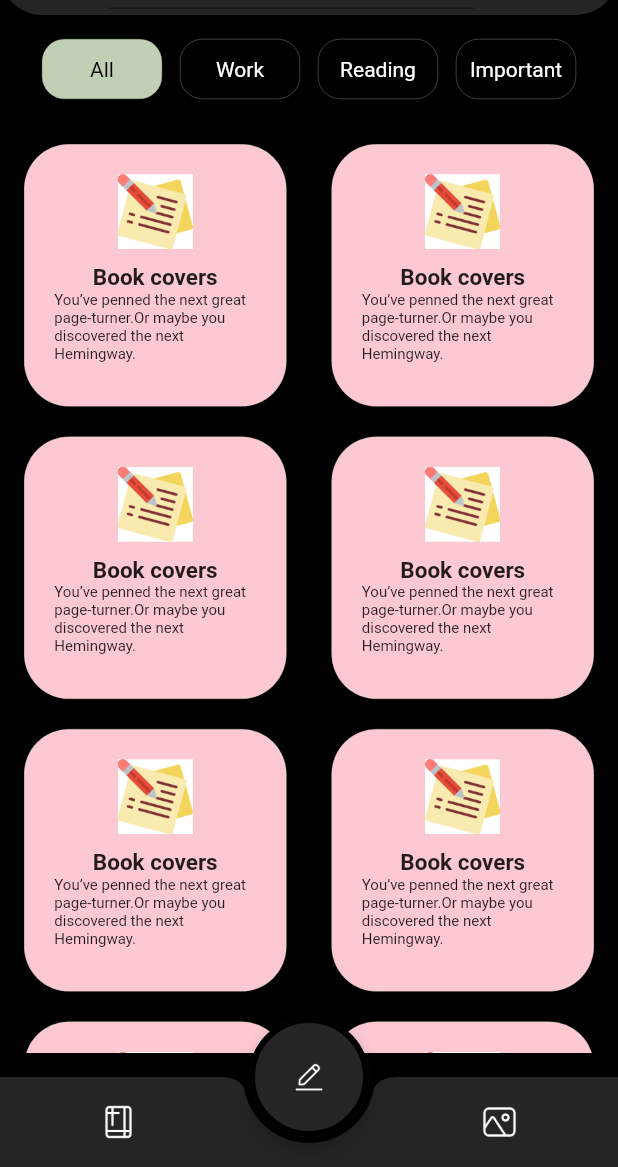
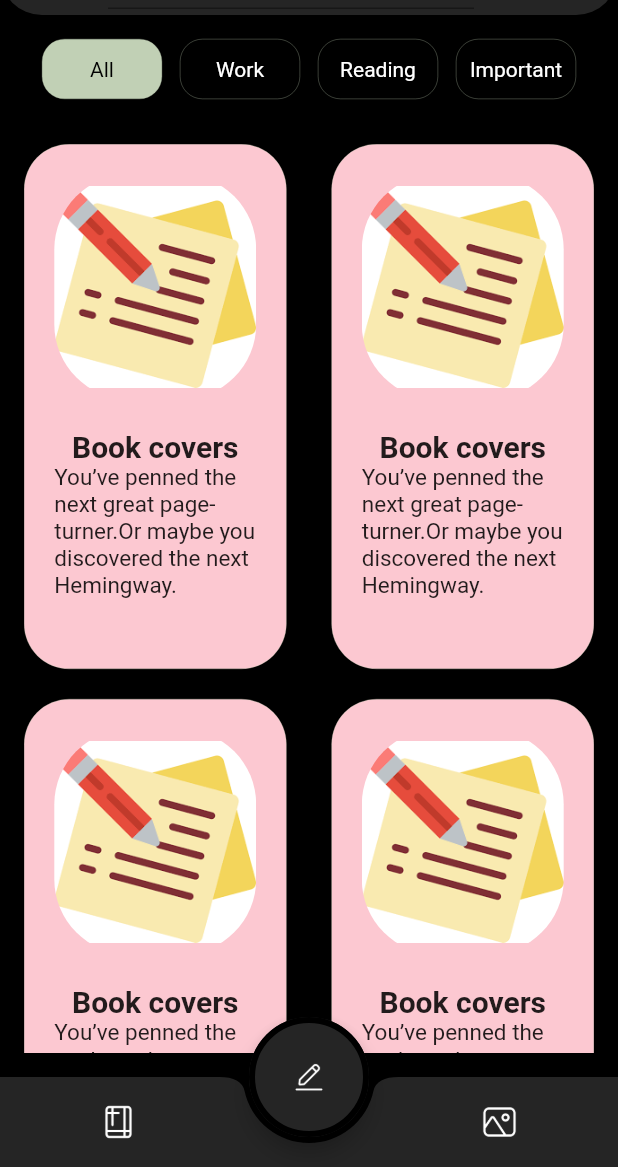
Before and after one commit to Saranja-17/notesapp, a Flutter app: the screen it shows after launch, on a phone screen of 412 x 824 dp, the part 69-1236 px from its top. Run offline on Flutter 3.47's test engine with Material 2 defaults, Android fonts, the phone set to English and light mode, and no system bars; our stand-ins replace stacked.

Commit message:
Updated feature X and fixed bug Y

```diff
--- a/lib/screens/home/home_view.dart
+++ b/lib/screens/home/home_view.dart
@@ -137,6 +137,7 @@ class HomeView extends StatelessWidget {
                             gridDelegate:
                                 const SliverGridDelegateWithFixedCrossAxisCount(
                                     crossAxisCount: 2,
+                                    childAspectRatio: 0.5,
                                     crossAxisSpacing: 30,
                                     mainAxisSpacing: 20),
                             itemCount: 8,
@@ -206,8 +207,8 @@ class HomeView extends StatelessWidget {
 class _NoteCard extends ViewModelWidget<HomeViewModel> {
   @override
   Widget build(BuildContext context, HomeViewModel viewModel) => Container(
-        width: 150.0,
-        height: 350.0,
+        //width: 150.0,
+        height: 150.0,
         padding: const EdgeInsets.all(20),
         decoration: BoxDecoration(
           borderRadius: BorderRadius.circular(30.0),
@@ -223,22 +224,22 @@ class _NoteCard extends ViewModelWidget<HomeViewModel> {
           children: [
             Center(
               child: ClipRRect(
-                borderRadius: BorderRadius.circular(10.0),
+                borderRadius: BorderRadius.circular(50.0),
                 child: Image.asset(
                   'assets/t.png',
                   width: 350,
-                  height: 50,
+                  height: 150,
                 ),
               ),
             ),
             const SizedBox(
-              height: 10,
+              height: 20,
             ),
             const Text(
               'Book covers',
               textAlign: TextAlign.start,
               style: TextStyle(
-                fontSize: 15,
+                fontSize: 20,
                 fontWeight: FontWeight.bold,
               ),
             ),
@@ -246,7 +247,7 @@ class _NoteCard extends ViewModelWidget<HomeViewModel> {
               'You’ve penned the next great page-turner.Or maybe you discovered the next Hemingway.',
               textAlign: TextAlign.left,
               style: TextStyle(
-                fontSize: 10,
+                fontSize: 15,
                 //fontWeight: FontWeight.bold,
               ),
             ),
```
